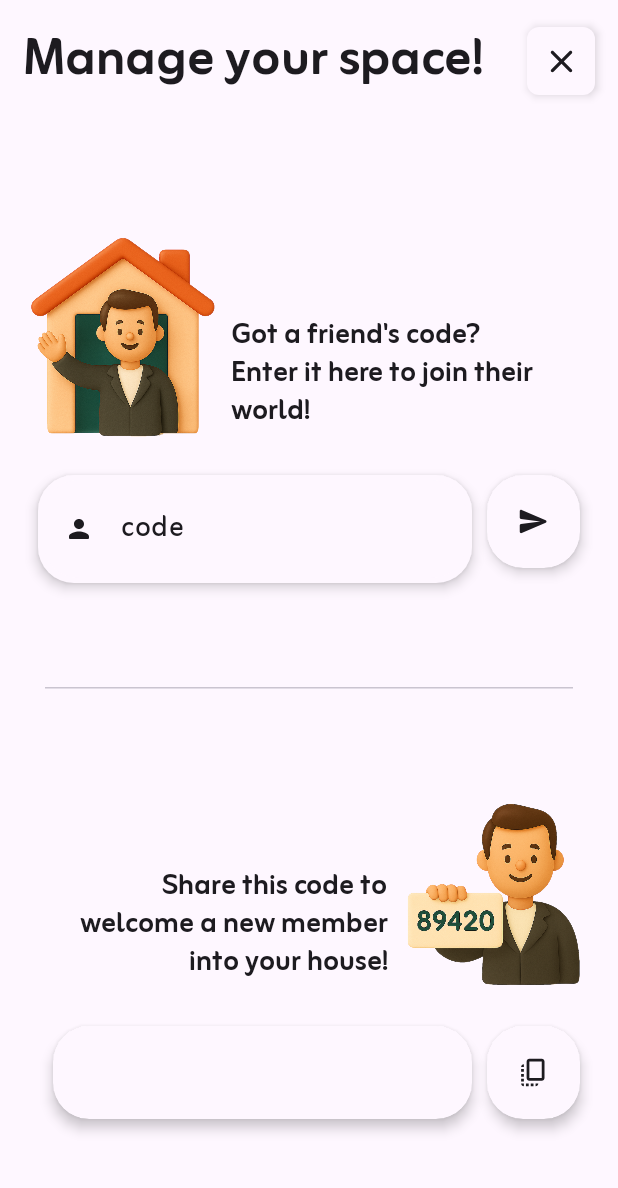
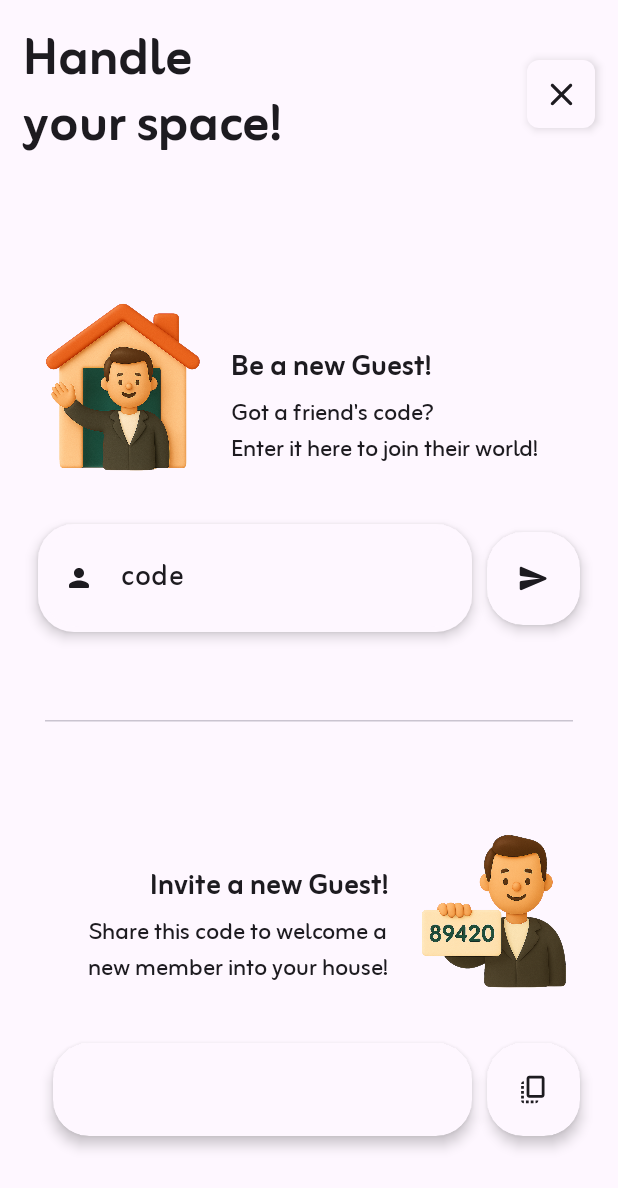
Before and after one commit to DanieleCarrozzino/DishDash, an Android app built with Jetpack Compose: the ChangeHomeScreen screen opened through its navigation route, on a phone screen of 412 x 824 dp. Shown: the top 1188 px of the screen. Run offline under Robolectric (Android 15) with nearby library versions, the phone set to English and light mode, and no system bars; our stand-ins replace Dagger/Hilt's generated code, Firebase (no records; nobody signed in at launch, a user with empty details on screens opened directly); pictures from the network do not load; 9 statements that could not run were skipped.

Commit message:
Feature: - updating new code - TODO create a successful screen after that

```diff
--- a/app/src/main/java/com/carrozzino/dishdash/data/network/authentication/FirebaseAuthenticationImpl.kt
+++ b/app/src/main/java/com/carrozzino/dishdash/data/network/authentication/FirebaseAuthenticationImpl.kt
@@ -87,4 +87,8 @@ class FirebaseAuthenticationImpl @Inject constructor(
                 }
             }
     }
+
+    override fun getUser(): String {
+        return firebaseAuthentication.currentUser.toString()
+    }
 }
--- a/app/src/main/java/com/carrozzino/dishdash/data/network/authentication/FirebaseAuthenticationInterface.kt
+++ b/app/src/main/java/com/carrozzino/dishdash/data/network/authentication/FirebaseAuthenticationInterface.kt
@@ -8,4 +8,6 @@ interface FirebaseAuthenticationInterface {
 
     suspend fun signInWithGoogle(activity : Activity, callback: (Int) -> Unit)
 
+    fun getUser() : String = ""
+
 }
--- a/app/src/main/java/com/carrozzino/dishdash/ui/screen/CalendarScreen.kt
+++ b/app/src/main/java/com/carrozzino/dishdash/ui/screen/CalendarScreen.kt
@@ -488,7 +488,7 @@ fun NewActionButton(
                     .align(Alignment.Center),
                 imageVector = imageVector,
                 contentDescription = "",
-                tint = MaterialTheme.colorScheme.background
+                tint = MaterialTheme.colorScheme.onBackground
             )
         }
         else if(painter != null) {
@@ -499,7 +499,7 @@ fun NewActionButton(
                     .align(Alignment.Center),
                 painter = painter,
                 contentDescription = "",
-                tint = MaterialTheme.colorScheme.background)
+                tint = MaterialTheme.colorScheme.onBackground)
         }
     }
 }
--- a/app/src/main/java/com/carrozzino/dishdash/ui/screen/ChangeHome.kt
+++ b/app/src/main/java/com/carrozzino/dishdash/ui/screen/ChangeHome.kt
@@ -42,6 +42,7 @@ import androidx.compose.ui.platform.LocalClipboard
 import androidx.compose.ui.platform.LocalClipboardManager
 import androidx.compose.ui.res.painterResource
 import androidx.compose.ui.text.style.TextAlign
+import androidx.compose.ui.text.style.TextOverflow
 import androidx.compose.ui.tooling.preview.Preview
 import androidx.compose.ui.unit.dp
 import androidx.lifecycle.compose.collectAsStateWithLifecycle
@@ -91,13 +92,13 @@ fun ChangeHomeCore (
         Column(modifier = modifier.fillMaxSize()) {
 
             TitleAndBackButton(
-                title = "Manage your space!"
+                title = "Handle\nyour space!"
             ) { navController.navigateUp() }
 
             Box(modifier = Modifier.weight(1f).fillMaxSize()) {
                 // Insert a new code
                 InsertNewCode(modifier = Modifier.align(Alignment.Center)) {
-                    event(UserIntent.OnSendingCode)
+                    event(UserIntent.OnSendingCode(it))
                 }
             }
 
@@ -135,19 +136,34 @@ fun ShareYourCode(
             .padding(bottom = 20.dp)
             .align(Alignment.CenterHorizontally)) {
 
-            Text(
-                modifier = Modifier
+            Column(modifier = Modifier
                 .weight(2f)
                 .align(Alignment.Bottom)
-                    .padding(start = 10.dp, end = 10.dp),
-                text = "Share this code to welcome a new member into your house!",
+                .padding(start = 10.dp, end = 10.dp, bottom = 10.dp)) {
+
+                Text(
+                    modifier = Modifier.align(Alignment.End),
+                    text = "Invite a new Guest!",
                     style = MaterialTheme.typography.titleMedium,
                     textAlign = TextAlign.End,
                     color = MaterialTheme.colorScheme.onBackground
                 )
 
+                Text(
+                    modifier = Modifier.align(Alignment.End),
+                    text = "Share this code to welcome a new member into your house!",
+                    style = MaterialTheme.typography.titleSmall,
+                    textAlign = TextAlign.End,
+                    color = MaterialTheme.colorScheme.onBackground
+                )
+
+            }
+
+
+
             Image(
                 modifier = Modifier
+                    .padding(10.dp)
                     .weight(1f)
                     .align(Alignment.CenterVertically),
                 painter = painterResource(R.drawable.sending_code),
@@ -171,10 +187,13 @@ fun ShareYourCode(
             ) {
                 Text(
                     modifier = Modifier
-                        .align(Alignment.Center),
+                        .align(Alignment.Center)
+                        .padding(horizontal = 14.dp),
                     style = MaterialTheme.typography.titleMedium,
                     textAlign = TextAlign.Center,
                     color = MaterialTheme.colorScheme.onBackground,
+                    maxLines = 1,
+                    overflow = TextOverflow.Ellipsis,
                     text = code)
             }
 
@@ -206,7 +225,7 @@ fun ShareYourCode(
 @Composable
 fun InsertNewCode(
     modifier : Modifier = Modifier,
-    send : () -> Unit = {}
+    send : (String) -> Unit = {}
 ) {
     var code by remember { mutableStateOf("") }
 
@@ -219,22 +238,35 @@ fun InsertNewCode(
 
             Image(
                 modifier = Modifier
+                    .padding(10.dp)
                     .weight(1f)
                     .align(Alignment.CenterVertically),
                 painter = painterResource(R.drawable.welcome_home),
                 contentDescription = "Welcome home"
             )
 
-            Text(
-                modifier = Modifier
+            Column(modifier = Modifier
+                .padding(bottom = 10.dp)
                 .weight(2f)
                 .align(Alignment.Bottom)
-                    .padding(start = 10.dp, end = 10.dp),
+                .padding(start = 10.dp, end = 10.dp)) {
+
+                Text(
+                    modifier = Modifier,
+                    text = "Be a new Guest!",
+                    style = MaterialTheme.typography.titleMedium,
+                    textAlign = TextAlign.End,
+                    color = MaterialTheme.colorScheme.onBackground
+                )
+
+                Text(
+                    modifier = Modifier,
                     text = "Got a friend's code?\nEnter it here to join their world!",
-                style = MaterialTheme.typography.titleMedium,
+                    style = MaterialTheme.typography.titleSmall,
                     textAlign = TextAlign.Start,
                     color = MaterialTheme.colorScheme.onBackground
                 )
+            }
         }
 
 
@@ -284,12 +316,13 @@ fun InsertNewCode(
 
             Box(
                 modifier = Modifier
+                    .align(Alignment.CenterVertically)
                     .padding(start = 10.dp)
                     .size(62.dp)
                     .shadow(elevation = 5.dp, shape = RoundedCornerShape(24.dp))
                     .clip(RoundedCornerShape(24.dp))
                     .background(MaterialTheme.colorScheme.surface)
-                    .clickable {send()}
+                    .clickable {send(code)}
             ) {
                 Icon(
                     modifier = Modifier.size(22.dp).align(Alignment.Center),
--- a/app/src/main/java/com/carrozzino/dishdash/ui/viewModels/LoginViewModel.kt
+++ b/app/src/main/java/com/carrozzino/dishdash/ui/viewModels/LoginViewModel.kt
@@ -4,6 +4,7 @@ import androidx.lifecycle.ViewModel
 import androidx.lifecycle.viewModelScope
 import com.carrozzino.dishdash.data.internal.Preferences
 import com.carrozzino.dishdash.data.network.authentication.FirebaseAuthenticationInterface
+import com.carrozzino.dishdash.ui.utility.ViewModelUtility
 import dagger.hilt.android.lifecycle.HiltViewModel
 import kotlinx.coroutines.Dispatchers
 import kotlinx.coroutines.flow.MutableStateFlow
@@ -71,6 +72,7 @@ class LoginViewModel @Inject constructor (
     private fun loginResponse(result : Int) {
         if(result == 0) {
             preferences.putBoolean(true, "is_logged")
+            preferences.putString(ViewModelUtility.encodeToBase64(firebaseAuth.getUser()), "code")
             _loginState.update {
                 it.copy(
                     isLogged = true,
```
Also changed, not shown: app/src/main/java/com/carrozzino/dishdash/ui/screen/settings/SettingsScreen.kt (+20 -15 lines), app/src/main/java/com/carrozzino/dishdash/ui/viewModels/MainViewModel.kt (+15 -14 lines). Lines whose indentation alone changed are shown as unchanged.
